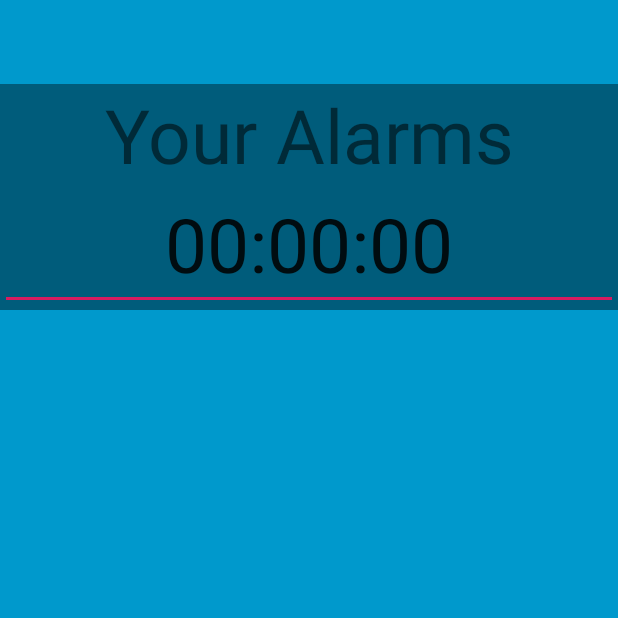
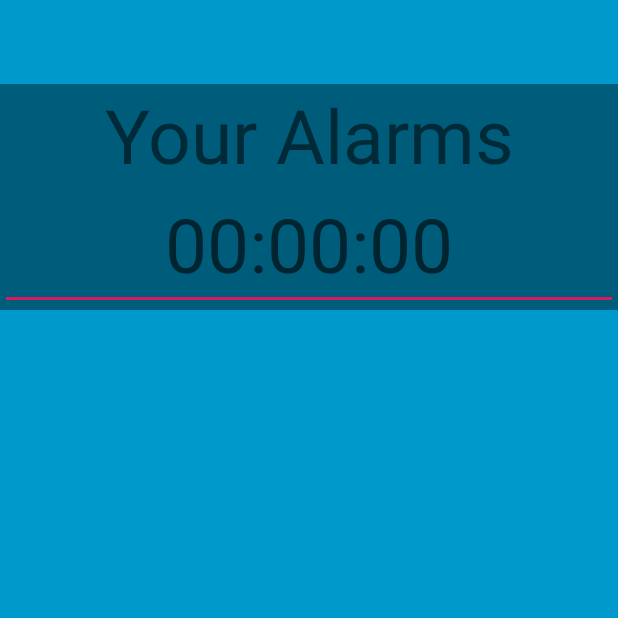
Before and after one commit to ndarand2/ProjFinna, an Android app: the SetTime screen opened directly, with no data from a screen before it, on a phone screen of 412 x 824 dp, the top half of it. Run offline under Robolectric (Android 15) with nearby library versions, the phone set to English and light mode, and no system bars.

```diff
--- a/app/src/main/res/layout/activity_set_time.xml
+++ b/app/src/main/res/layout/activity_set_time.xml
@@ -59,8 +59,8 @@
                 android:layout_width="match_parent"
                 android:layout_height="75dp"
                 android:ems="10"
+                android:hint="00:00:00"
                 android:inputType="time"
-                android:text="00:00:00"
                 android:textAlignment="center"
                 android:textSize="50dp"
                 android:visibility="visible"
```
